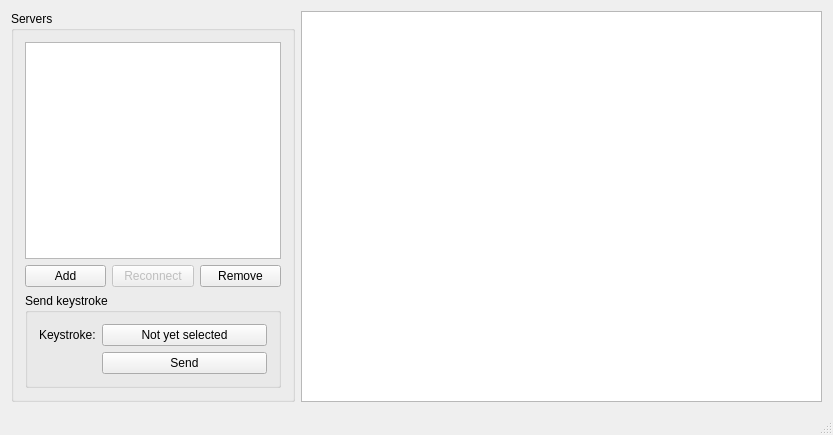
Qt form client/mainwindow.ui (sebastiano-barrera/progetto-PDS) before a commit.
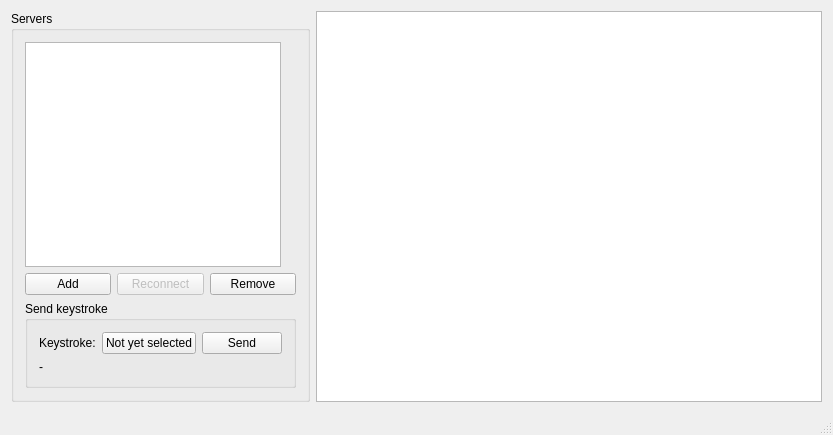
The same form after that commit. Custom widgets are drawn as their Qt base class.

```diff
--- a/client/mainwindow.ui
+++ b/client/mainwindow.ui
@@ -76,28 +76,35 @@
          <property name="title">
           <string>Send keystroke</string>
          </property>
-         <layout class="QFormLayout" name="formLayout">
-          <item row="1" column="0">
+         <layout class="QGridLayout" name="gridLayout">
+          <item row="0" column="0">
            <widget class="QLabel" name="label">
             <property name="text">
              <string>Keystroke:</string>
             </property>
            </widget>
           </item>
-          <item row="1" column="1">
+          <item row="0" column="1">
            <widget class="KeystrokeSelector" name="keySelector">
             <property name="text">
              <string>Not yet selected</string>
             </property>
            </widget>
           </item>
-          <item row="2" column="1">
+          <item row="0" column="2">
            <widget class="QPushButton" name="btnSend">
             <property name="text">
              <string>Send</string>
             </property>
            </widget>
           </item>
+          <item row="2" column="0" colspan="3">
+           <widget class="QLabel" name="lblNumFocusedWin">
+            <property name="text">
+             <string>-</string>
+            </property>
+           </widget>
+          </item>
          </layout>
         </widget>
        </item>
```
Left out of the diff: 5 changed lines with no effect on the pictures.
